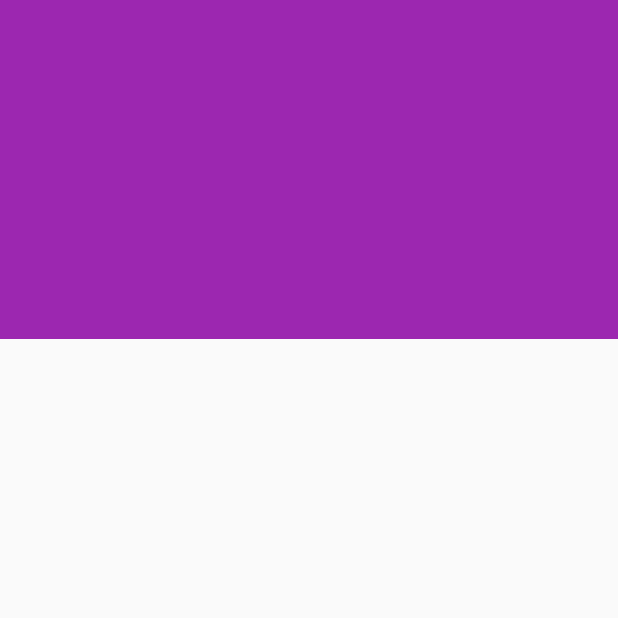
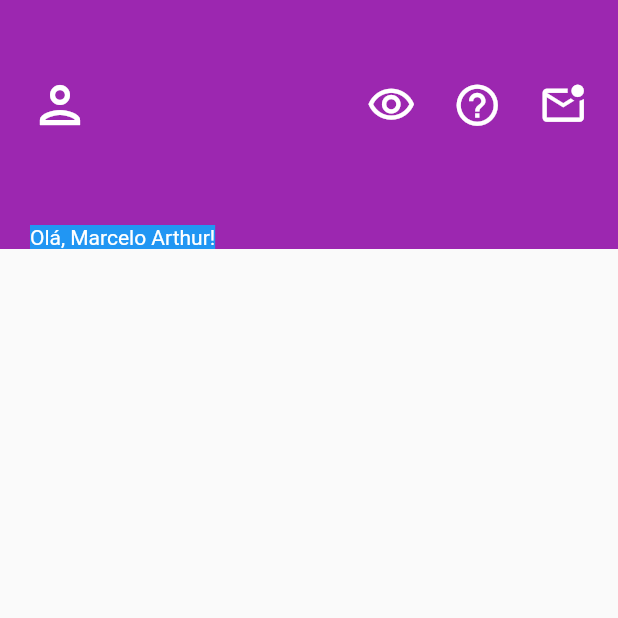
Before and after one commit to mablds/simple_bank_app, a Flutter app: the Home screen opened by its route, on a phone screen of 412 x 824 dp, the top half of it. Run offline on Flutter 3.47's test engine with Material 2 defaults, Android fonts, the phone set to English and light mode, and no system bars; our stand-ins replace equatable, flutter_bloc.

Commit message:
feat: home header style

```diff
--- a/lib/features/home/presentation/home.dart
+++ b/lib/features/home/presentation/home.dart
@@ -12,10 +12,51 @@ class Home extends StatelessWidget {
         child: Column(
           children: [
             Container(
-              padding: const EdgeInsets.all(113.0),
+              padding: const EdgeInsets.fromLTRB(20, 50, 20, 0),
               color: Colors.purple,
-              child: Row(
-                children: [],
+              child: Column(
+                crossAxisAlignment: CrossAxisAlignment.start,
+                children: [
+                  Container(
+                    margin: const EdgeInsets.fromLTRB(0, 0, 0, 60.0),
+                    child: Row(
+                      mainAxisAlignment: MainAxisAlignment.spaceBetween,
+                      children: [
+                        Container(
+                          width: 200.0,
+                          alignment: Alignment.centerLeft,
+                          child: const Icon(
+                            Icons.person_outlined,
+                            color: Colors.white,
+                            size: 40.0,
+                          ),
+                        ),
+                        const Icon(
+                          Icons.visibility_outlined,
+                          color: Colors.white,
+                          size: 33.0,
+                        ),
+                        const Icon(
+                          Icons.help_outline,
+                          color: Colors.white,
+                          size: 33.0,
+                        ),
+                        const Icon(
+                          Icons.mark_email_unread_outlined,
+                          color: Colors.white,
+                          size: 33.0,
+                        ),
+                      ],
+                    ),
+                  ),
+                  Container(
+                    color: Colors.blue,
+                    child: const Text(
+                      'Olá, Marcelo Arthur!',
+                      style: TextStyle(color: Colors.white),
+                    ),
+                  ),
+                ],
               ),
             ),
           ],
--- a/lib/features/login/presentation/login.dart
+++ b/lib/features/login/presentation/login.dart
@@ -19,11 +19,6 @@ class Login extends StatelessWidget {
       body: BlocConsumer<LoginCubit, LoginState>(
         listener: (context, state) {
           if (state.status == LoginStatus.success) {
-            ScaffoldMessenger.of(context).showSnackBar(
-              const SnackBar(
-                content: Text('Yay! A SnackBar!'),
-              ),
-            );
             Navigator.push(
               context,
               MaterialPageRoute(builder: (context) => const Home()),
```
